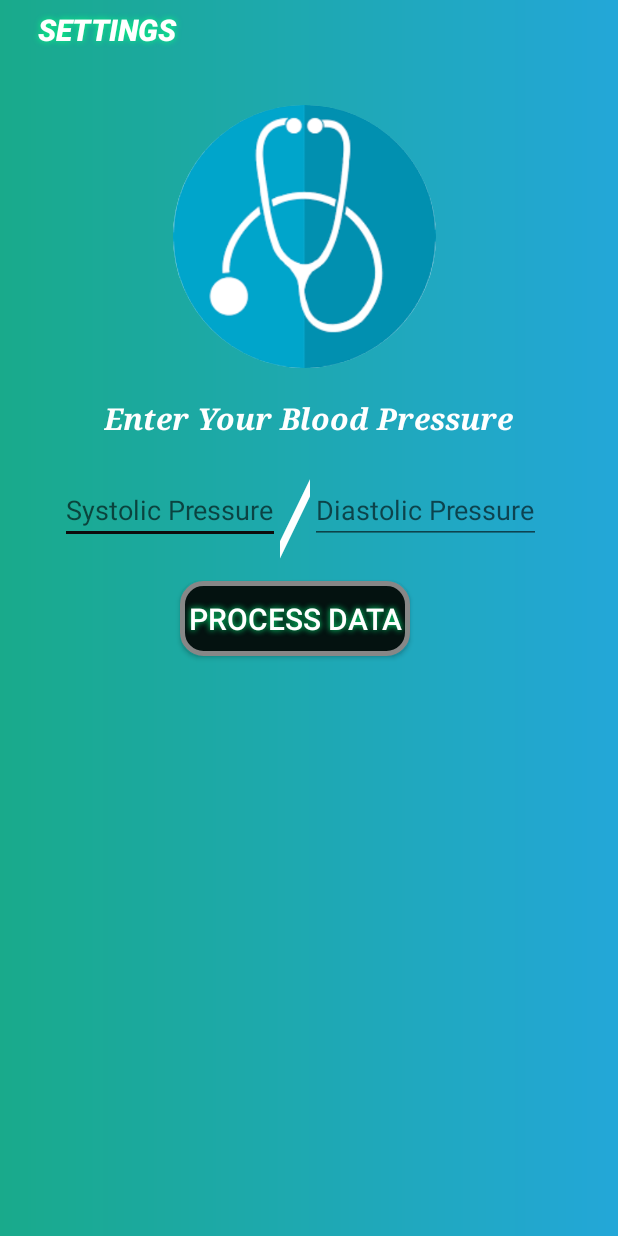
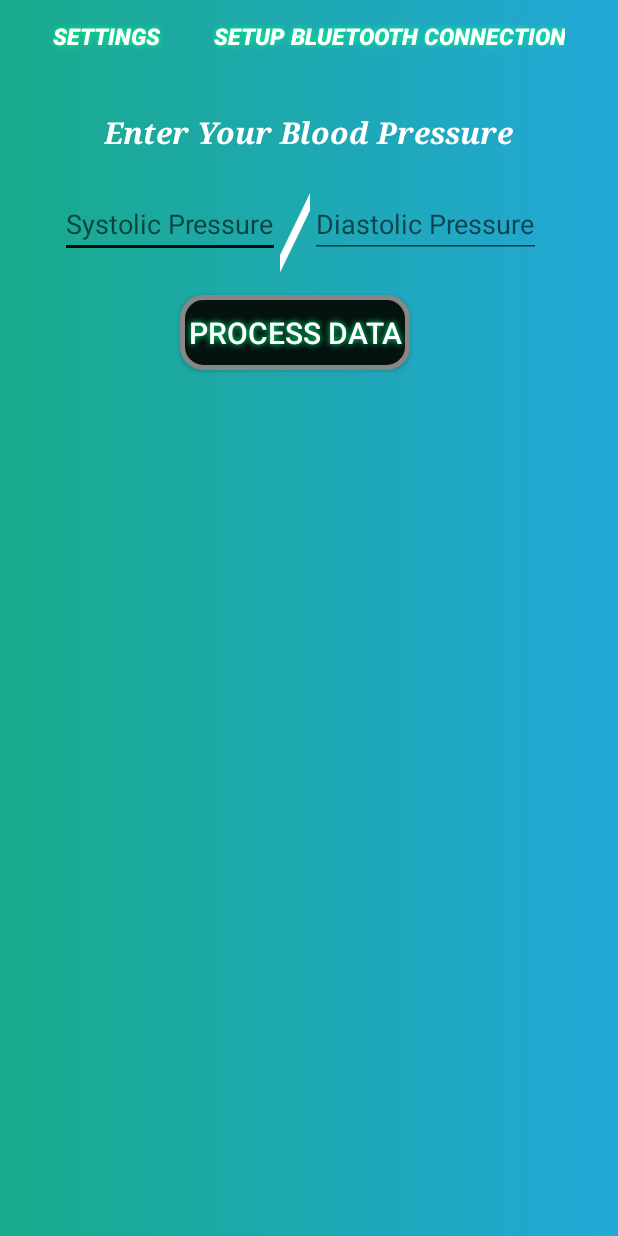
Before and after one commit to saswat-pandey/BloodPressure-Detection-Application, an Android app: the screen it shows after launch once a user with an empty profile is signed in (HomePageActivity), on a phone screen of 412 x 824 dp. Run offline under Robolectric (Android 15) with nearby library versions, the phone set to English and light mode, and no system bars; our stand-ins replace CircleImageView, Firebase (no records; nobody signed in at launch, a user with empty details on screens opened directly).

Commit message:
Implementation for Bluetooth(In Progress)

```diff
--- a/app/build.gradle
+++ b/app/build.gradle
@@ -30,6 +30,8 @@ dependencies {
     implementation 'de.hdodenhof:circleimageview:2.2.0'
     implementation 'com.google.firebase:firebase-database:11.6.0'
     implementation 'com.firebase:firebase-client-android:2.5.2'
+    implementation 'com.android.support:recyclerview-v7:+'
+    implementation 'com.android.support:cardview-v7:+'
 
 }
 
--- a/app/src/main/java/com/example/saswat/mobileapp/AccountSettingActivity.java
+++ b/app/src/main/java/com/example/saswat/mobileapp/Login/AccountSettingActivity.java
@@ -1,4 +1,4 @@
-package com.example.saswat.mobileapp;
+package com.example.saswat.mobileapp.Login;
 
 
 import android.annotation.SuppressLint;
@@ -6,13 +6,14 @@ import android.content.Intent;
 import android.support.annotation.NonNull;
 import android.support.v7.app.AppCompatActivity;
 import android.os.Bundle;
-import android.util.Log;
 import android.view.View;
 import android.widget.Button;
 import android.widget.EditText;
 import android.widget.ProgressBar;
 import android.widget.TextView;
 import android.widget.Toast;
+
+import com.example.saswat.mobileapp.R;
 import com.google.android.gms.tasks.OnCompleteListener;
 import com.google.android.gms.tasks.Task;
 import com.google.firebase.auth.FirebaseAuth;
--- a/app/src/main/java/com/example/saswat/mobileapp/HomePageActivity.java
+++ b/app/src/main/java/com/example/saswat/mobileapp/Login/HomePageActivity.java
@@ -1,13 +1,11 @@
-package com.example.saswat.mobileapp;
+package com.example.saswat.mobileapp.Login;
 
 
 import android.Manifest;
 import android.content.DialogInterface;
 import android.content.Intent;
 import android.content.pm.PackageManager;
-import android.net.Uri;
 import android.os.Bundle;
-import android.provider.ContactsContract;
 import android.support.annotation.NonNull;
 import android.support.annotation.Nullable;
 import android.support.v4.app.ActivityCompat;
@@ -23,6 +21,8 @@ import android.widget.EditText;
 import android.widget.ListView;
 import android.widget.Toast;
 
+import com.example.saswat.mobileapp.BluetoothConnection.BluetoothConnection;
+import com.example.saswat.mobileapp.R;
 import com.google.firebase.auth.FirebaseAuth;
 import com.google.firebase.auth.FirebaseUser;
 import com.google.firebase.database.DataSnapshot;
@@ -42,7 +42,7 @@ public class HomePageActivity extends AppCompatActivity {
     private FirebaseAuth.AuthStateListener mAuthListener;
     private DatabaseReference dbRef;
     private String userID, patientName, docNum;
-    private Button accSettings, dataProcess;
+    private Button accSettings, dataProcess, bluetooth;
     private EditText systolic, daistolic;
     private Integer systolicVal, daistolicVal;
     private ListView mListView;
@@ -63,6 +63,7 @@ public class HomePageActivity extends AppCompatActivity {
         FirebaseUser user = mAuth.getCurrentUser();
         userID = user.getUid();
         accSettings = (Button) findViewById(R.id.accSetting);
+        bluetooth = (Button) findViewById(R.id.bluetooth);
         dataProcess = (Button) findViewById(R.id.processData);
         systolic = (EditText) findViewById(R.id.sysPressure);
         daistolic = (EditText) findViewById(R.id.diaPressure);
@@ -73,6 +74,13 @@ public class HomePageActivity extends AppCompatActivity {
             @Override
             public void onClick(View view) {
                 startActivity(new Intent(HomePageActivity.this, AccountSettingActivity.class));
+            }
+        });
+
+        bluetooth.setOnClickListener(new View.OnClickListener() {
+            @Override
+            public void onClick(View view) {
+                startActivity(new Intent(HomePageActivity.this, BluetoothConnection.class));
             }
         });
 
--- a/app/src/main/java/com/example/saswat/mobileapp/MainActivity.java
+++ b/app/src/main/java/com/example/saswat/mobileapp/Login/MainActivity.java
@@ -1,4 +1,4 @@
-package com.example.saswat.mobileapp;
+package com.example.saswat.mobileapp.Login;
 
 import android.content.Intent;
 import android.support.annotation.NonNull;
@@ -12,6 +12,7 @@ import android.widget.EditText;
 import android.widget.ProgressBar;
 import android.widget.Toast;
 
+import com.example.saswat.mobileapp.R;
 import com.google.android.gms.tasks.OnCompleteListener;
 import com.google.android.gms.tasks.Task;
 import com.google.firebase.auth.AuthResult;
--- a/app/src/main/java/com/example/saswat/mobileapp/PwdResetActivity.java
+++ b/app/src/main/java/com/example/saswat/mobileapp/Login/PwdResetActivity.java
@@ -1,7 +1,6 @@
-package com.example.saswat.mobileapp;
+package com.example.saswat.mobileapp.Login;
 
 
-import android.content.Intent;
 import android.support.annotation.NonNull;
 import android.support.v7.app.AppCompatActivity;
 import android.os.Bundle;
@@ -13,10 +12,10 @@ import android.widget.ProgressBar;
 import android.widget.Toast;
 
 //import com.firebaseloginapp.R;
+import com.example.saswat.mobileapp.R;
 import com.google.android.gms.tasks.OnCompleteListener;
 import com.google.android.gms.tasks.Task;
 import com.google.firebase.auth.FirebaseAuth;
-import com.google.firebase.auth.FirebaseUser;
 
 public class PwdResetActivity extends AppCompatActivity {
 
--- a/app/src/main/java/com/example/saswat/mobileapp/RegisteredUser.java
+++ b/app/src/main/java/com/example/saswat/mobileapp/Login/RegisteredUser.java
@@ -1,4 +1,4 @@
-package com.example.saswat.mobileapp;
+package com.example.saswat.mobileapp.Login;
 
 public class RegisteredUser {
     public String fullname, email, designation,docName,docPhone;
--- a/app/src/main/java/com/example/saswat/mobileapp/UserSignUpActivity.java
+++ b/app/src/main/java/com/example/saswat/mobileapp/Login/UserSignUpActivity.java
@@ -1,4 +1,4 @@
-package com.example.saswat.mobileapp;
+package com.example.saswat.mobileapp.Login;
 
 import android.content.Intent;
 import android.support.annotation.NonNull;
@@ -13,6 +13,8 @@ import android.widget.ProgressBar;
 import android.widget.RadioButton;
 import android.widget.RadioGroup;
 import android.widget.Toast;
+
+import com.example.saswat.mobileapp.R;
 import com.google.firebase.database.FirebaseDatabase;
 import com.google.android.gms.tasks.OnCompleteListener;
 import com.google.android.gms.tasks.Task;
--- a/app/src/main/res/layout/activity_account_setting.xml
+++ b/app/src/main/res/layout/activity_account_setting.xml
@@ -6,7 +6,7 @@
     android:layout_height="match_parent"
     android:animateLayoutChanges="true"
     android:background="@drawable/grad_bg"
-    tools:context=".AccountSettingActivity">
+    tools:context=".Login.AccountSettingActivity">
 
     <de.hdodenhof.circleimageview.CircleImageView
         android:layout_width="175dp"
--- a/app/src/main/res/layout/activity_home_page.xml
+++ b/app/src/main/res/layout/activity_home_page.xml
@@ -6,7 +6,12 @@
     android:layout_height="match_parent"
     android:background="@drawable/grad_bg"
     android:orientation="vertical"
-    tools:context=".HomePageActivity">
+    tools:context=".Login.HomePageActivity">
+
+    <LinearLayout
+        android:layout_width="match_parent"
+        android:layout_height="wrap_content"
+        android:orientation="horizontal">
 
         <Button
             android:id="@+id/accSetting"
@@ -19,18 +24,36 @@
             android:shadowRadius="5"
             android:text="@string/acc_settings"
             android:textColor="#FFFFFF"
-        android:textSize="20dp"
+            android:textSize="15dp"
             android:textStyle="italic|bold"
             tools:layout_editor_absoluteX="121dp"
             tools:layout_editor_absoluteY="511dp" />
 
-    <de.hdodenhof.circleimageview.CircleImageView
-        android:layout_width="175dp"
-        android:layout_height="175dp"
-        android:layout_marginLeft="115dp"
-        android:layout_marginTop="30dp"
-        android:layout_marginBottom="20dp"
-        android:src="@drawable/logo" />
+        <Button
+            android:id="@+id/bluetooth"
+            android:layout_width="wrap_content"
+            android:layout_height="wrap_content"
+            android:background="@null"
+            android:shadowColor="#07FA81"
+            android:shadowDx="0"
+            android:shadowDy="0"
+            android:shadowRadius="5"
+            android:text="@string/bluetooth"
+            android:textColor="#FFFFFF"
+            android:textSize="15dp"
+            android:textStyle="italic|bold"
+            tools:layout_editor_absoluteX="121dp"
+            tools:layout_editor_absoluteY="511dp" />
+
+    </LinearLayout>
+
+    <!--<de.hdodenhof.circleimageview.CircleImageView-->
+        <!--android:layout_width="175dp"-->
+        <!--android:layout_height="175dp"-->
+        <!--android:layout_marginLeft="115dp"-->
+        <!--android:layout_marginTop="30dp"-->
+        <!--android:layout_marginBottom="20dp"-->
+        <!--android:src="@drawable/logo" />-->
 
 
 
@@ -44,7 +67,8 @@
         android:textSize="20dp"
         android:textStyle="bold|italic"
         android:typeface="serif"
-        android:visibility="visible" />
+        android:visibility="visible"
+        android:layout_marginTop="40px"/>
 
 
     <LinearLayout
--- a/app/src/main/res/layout/activity_main.xml
+++ b/app/src/main/res/layout/activity_main.xml
@@ -6,7 +6,7 @@
     android:layout_height="match_parent"
     android:animateLayoutChanges="true"
     android:background="@drawable/grad_bg"
-    tools:context="com.example.saswat.mobileapp.MainActivity">
+    tools:context="com.example.saswat.mobileapp.Login.MainActivity">
 
     <TextView
         android:layout_width="wrap_content"
--- a/app/src/main/res/layout/activity_pwd_reset.xml
+++ b/app/src/main/res/layout/activity_pwd_reset.xml
@@ -5,7 +5,7 @@
     android:layout_width="match_parent"
     android:layout_height="match_parent"
     android:background="@drawable/grad_bg"
-    tools:context=".PwdResetActivity">
+    tools:context=".Login.PwdResetActivity">
 
     <LinearLayout
         android:layout_width="fill_parent"
--- a/app/src/main/res/layout/activity_user_sign_up.xml
+++ b/app/src/main/res/layout/activity_user_sign_up.xml
@@ -6,7 +6,7 @@
     android:layout_height="match_parent"
     android:background="@drawable/grad_bg"
     android:animateLayoutChanges="true"
-    tools:context=".UserSignUpActivity">
+    tools:context=".Login.UserSignUpActivity">
 
 
 
--- a/build.gradle
+++ b/build.gradle
@@ -7,7 +7,7 @@ buildscript {
         jcenter()
     }
     dependencies {
-        classpath 'com.android.tools.build:gradle:3.1.4'
+        classpath 'com.android.tools.build:gradle:3.2.1'
 
 
         // NOTE: Do not place your application dependencies here; they belong
```
Also changed, not shown: app/src/main/AndroidManifest.xml (+12 -6 lines), app/src/main/java/com/example/saswat/mobileapp/BluetoothConnection/BluetoothConnection.java (added, +69 -0 lines), app/src/main/res/layout/activity_bluetooth_connection.xml (added, +109 -0 lines), app/src/main/res/values/strings.xml (+7 -0 lines), app/src/main/res/drawable/ecg_signal.jpg (added), gradle/wrapper/gradle-wrapper.properties. Lines whose indentation alone changed are shown as unchanged.
